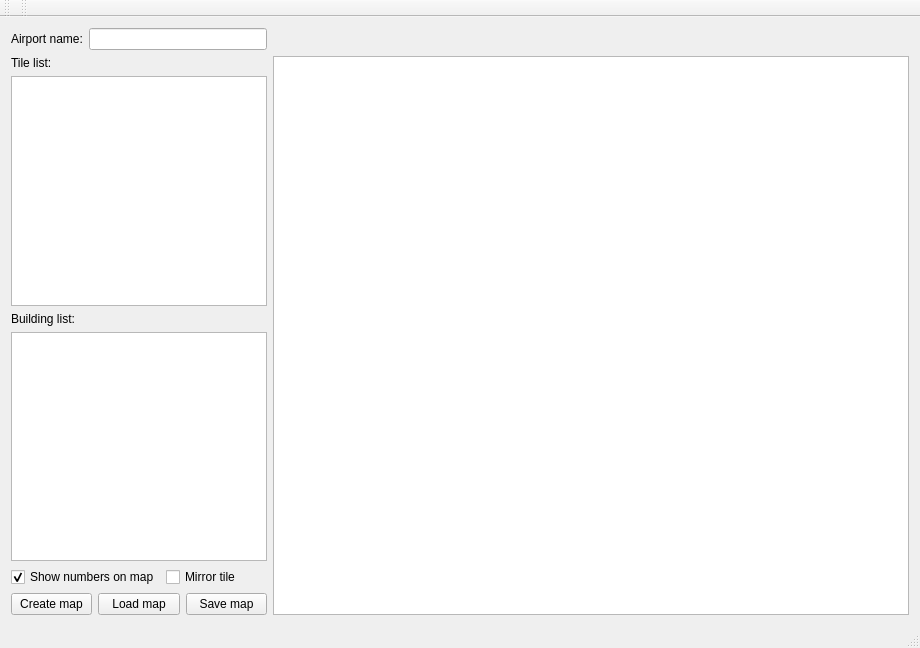
The window that Source/MapEditor/mainwindow.ui (XaviDCR92/Airport) describes before a commit, drawn with Qt 5.
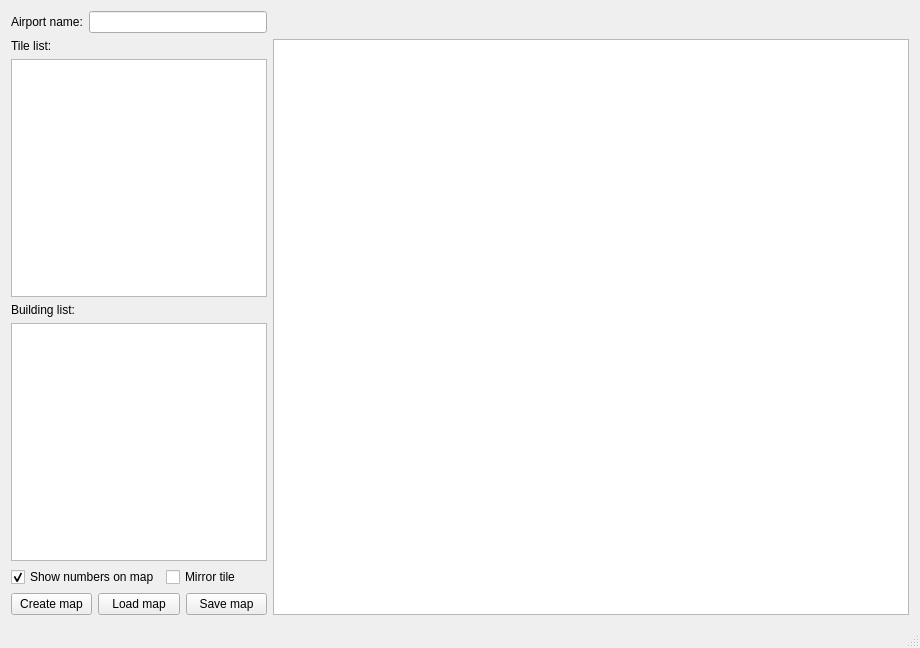
The same window after the commit.

Commit message: gscene and ui are now allocated on the stack and not the heap.

```diff
--- a/Source/MapEditor/mainwindow.ui
+++ b/Source/MapEditor/mainwindow.ui
@@ -147,26 +147,7 @@
     </rect>
    </property>
   </widget>
-  <widget class="QToolBar" name="mainToolBar">
-   <attribute name="toolBarArea">
-    <enum>TopToolBarArea</enum>
-   </attribute>
-   <attribute name="toolBarBreak">
-    <bool>false</bool>
-   </attribute>
-  </widget>
   <widget class="QStatusBar" name="statusBar"/>
-  <widget class="QToolBar" name="toolBar">
-   <property name="windowTitle">
-    <string>toolBar</string>
-   </property>
-   <attribute name="toolBarArea">
-    <enum>TopToolBarArea</enum>
-   </attribute>
-   <attribute name="toolBarBreak">
-    <bool>false</bool>
-   </attribute>
-  </widget>
  </widget>
  <layoutdefault spacing="6" margin="11"/>
  <resources/>
```
The commit also changes 3 other files.
